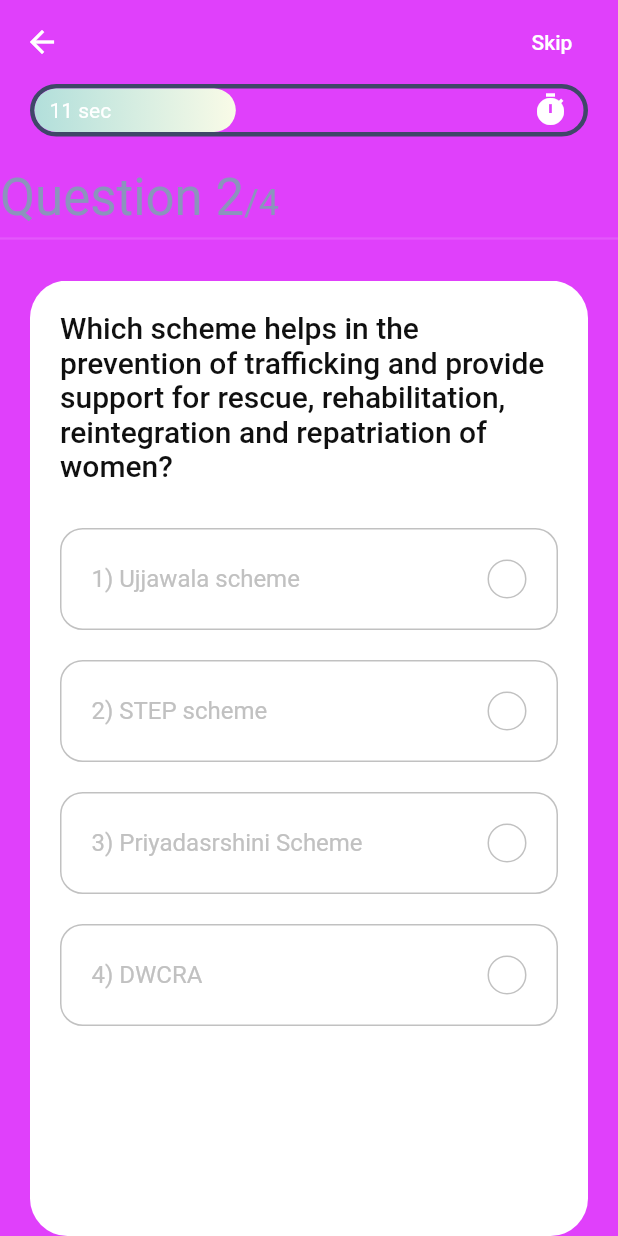
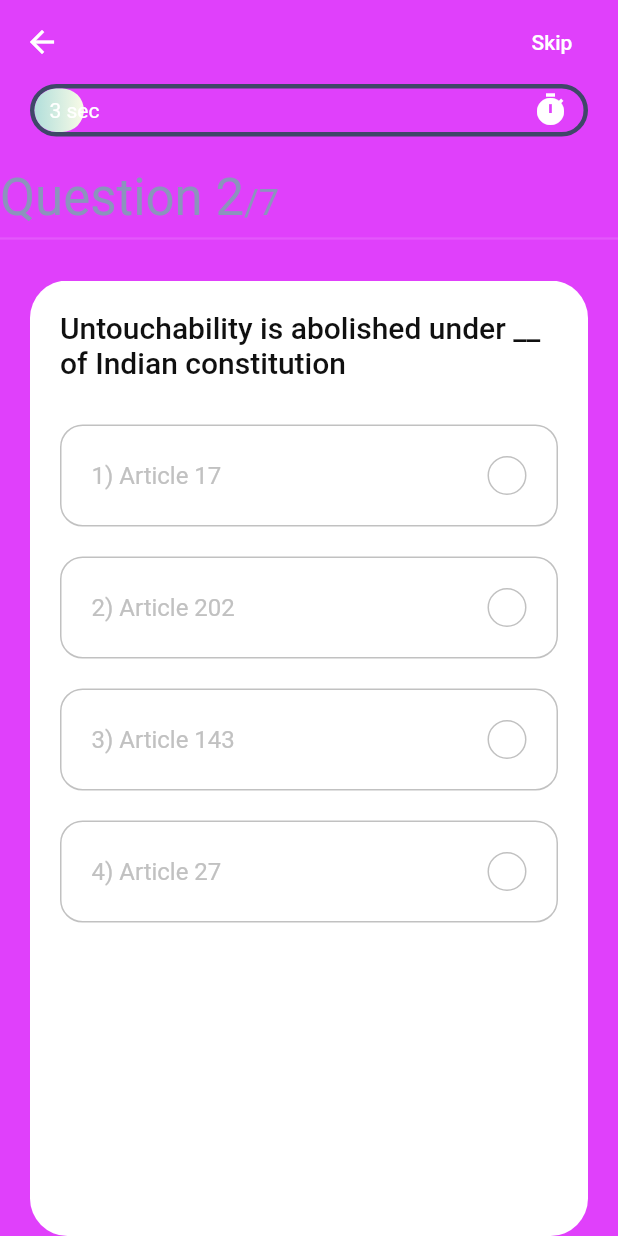
Before and after one commit to mrcodefrost/A7_Elementalists, a Flutter app: the QuizScreen screen opened directly, swiped to page 2, on a phone screen of 412 x 824 dp. Run offline on Flutter 3.47's test engine with Material 2 defaults, Android fonts, the phone set to English and light mode, and no system bars; our stand-ins replace get.

Commit message:
question bank update

```diff
--- a/lib/main.dart
+++ b/lib/main.dart
@@ -1,5 +1,6 @@
 import 'package:flutter/material.dart';
-import 'package:womania/screens/quiz.dart';
+import 'package:get/get.dart';
+import 'package:womania/screens/welcome.dart';
 
 void main() {
   runApp(MyApp());
@@ -8,11 +9,11 @@ void main() {
 class MyApp extends StatelessWidget {
   @override
   Widget build(BuildContext context) {
-    return MaterialApp(
+    return GetMaterialApp(
       title: 'Womania',
       debugShowCheckedModeBanner: false,
       theme: ThemeData.dark(),
-      home: QuizScreen(),
+      home: WelcomeScreen(),
     );
   }
 }
--- a/lib/qBank/Questions.dart
+++ b/lib/qBank/Questions.dart
@@ -17,36 +17,63 @@ const List sample_data = [
       'SWADHAR Scheme',
       'Beti Bachao Beti Padhao'
     ],
-    "answer_index": 4,
+    "answer_index": 3,
   },
   {
     "id": 2,
-    "question":
-        "Which scheme helps in the prevention of trafficking and provide support for rescue, rehabilitation, reintegration and repatriation of women?",
-    "options": [
-      'Ujjawala scheme',
-      'STEP scheme',
-      'Priyadasrshini Scheme',
-      'DWCRA'
-    ],
-    "answer_index": 1,
+    "question": "Untouchability is abolished under __ of Indian constitution",
+    "options": ['Article 17', 'Article 202', 'Article 143', 'Article 27'],
+    "answer_index": 0,
   },
   {
     "id": 3,
     "question":
-        "Support to Training and Employment Programme for Women scheme is....",
+        "Support to Training and Employment Programme for Women scheme:",
     "options": [' SWADHAR', 'STEP', 'Nari Shakti Puraskar', 'RMK'],
+    "answer_index": 1,
+  },
+  {
+    "id": 4,
+    "question": "NCW stands for",
+    "options": [
+      'National Council for Women',
+      'National Committee for Women',
+      'National Commission for Women',
+      'National Congress for Women'
+    ],
     "answer_index": 2,
   },
   {
-    "id": 4,
-    "question": "Priyadarshini scheme provides:",
+    "id": 5,
+    "question": "First woman who became doctor in India",
     "options": [
-      'Women Empowerment',
-      'Livelihood in Mid-Gangetic plains',
-      'Empower to address women legal, political and health problems',
-      'All the above are correct.'
+      'Kadambini Ganguli',
+      'Cornelia Sorabji',
+      'Ujwala Rai',
+      'Anita Bose'
     ],
-    "answer_index": 4,
+    "answer_index": 0,
+  },
+  {
+    "id": 6,
+    "question": "First woman to pass MA in India",
+    "options": [
+      'Leila Seth',
+      'Kadambani Bose',
+      'Thresia',
+      'Chandra Mukhi Bose'
+    ],
+    "answer_index": 3,
+  },
+  {
+    "id": 6,
+    "question": "First Woman IAS officer in India",
+    "options": [
+      'Anna George Malhotra',
+      'M. Fatima Biwi',
+      'Kiran Bedi',
+      'None of the above'
+    ],
+    "answer_index": 0,
   },
 ];
```
Also changed, not shown: 1 other file.
